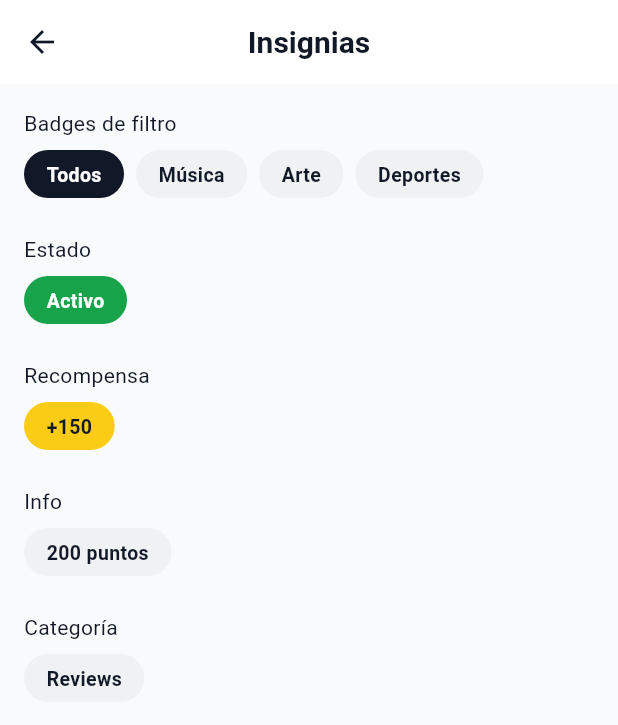
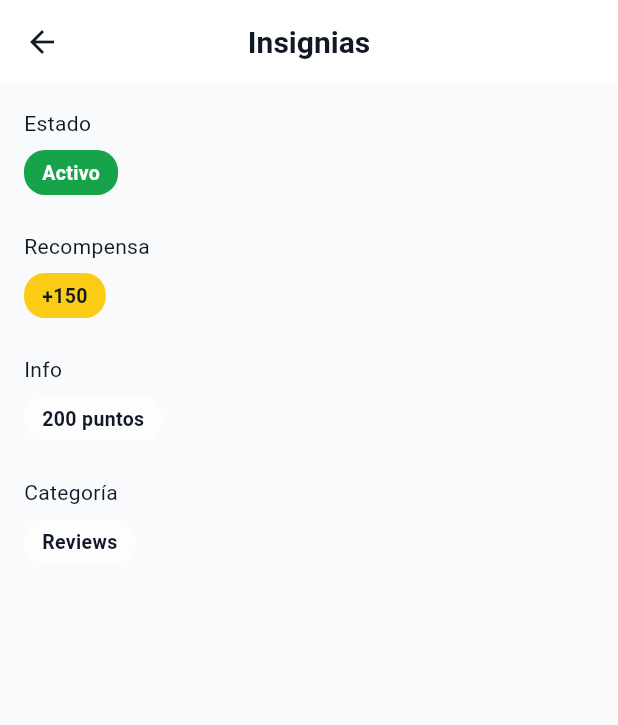
Before and after one commit to alexMartJu/PoiQuest_frontend_flutter, a Flutter app: the screen it shows after launch, after a tap on "Insignias", on a phone screen of 412 x 824 dp. Shown: the top 725 px of the screen. Run offline on Flutter 3.47's test engine with Material 3 defaults, Android fonts, the phone set to English and light mode, and no system bars; our stand-ins replace equatable, flutter_riverpod, shared_preferences.

Commit message:
Add filter chips + migrate badges & buttons to colorScheme theme

```diff
--- a/lib/app/theme/app_theme.dart
+++ b/lib/app/theme/app_theme.dart
@@ -16,7 +16,7 @@ class AppTheme {
     labelSmall: TextStyle(fontSize: 11, letterSpacing: 0.2),
   );
 
-  // ================== COLOR SCHEME (M3 SAFE) ==================
+  // ================== COLOR SCHEME ==================
   static ColorScheme _scheme(AppPalette p, Brightness brightness) {
     return ColorScheme(
       brightness: brightness,
@@ -49,7 +49,7 @@ class AppTheme {
   // ================== APP BAR THEME ==================
   static AppBarTheme _appBarTheme(ColorScheme c) {
     return AppBarTheme(
-      backgroundColor: c.surfaceContainerHigh, // Elevation layer
+      backgroundColor: c.surfaceContainerHigh,
       foregroundColor: c.onSurface,
       elevation: 0,
       centerTitle: true,
@@ -90,6 +90,29 @@ class AppTheme {
     );
   }
 
+  // ================== CHIP THEME ==================
+  static ChipThemeData _chipTheme(ColorScheme c) {
+    return ChipThemeData(
+      backgroundColor: c.surfaceContainer.withValues(alpha: 0.6),
+      selectedColor: c.primary,
+      checkmarkColor: c.onPrimary,
+      showCheckmark: false,
+      labelStyle: TextStyle(
+        fontWeight: FontWeight.w600,
+        color: c.onSurface,
+      ),
+      secondaryLabelStyle: TextStyle(
+        fontWeight: FontWeight.w600,
+        color: c.onPrimary,
+      ),
+      shape: RoundedRectangleBorder(
+        borderRadius: BorderRadius.circular(16),
+        side: BorderSide(color: c.outline.withValues(alpha: 0.6)),
+      ),
+      padding: const EdgeInsets.symmetric(horizontal: 12, vertical: 4),
+    );
+  }
+
   // ================== FINAL THEMES ==================
   static ThemeData light = ThemeData(
     useMaterial3: true,
@@ -100,6 +123,7 @@ class AppTheme {
     cardColor: appPaletteLight.surface,
     appBarTheme: _appBarTheme(_scheme(appPaletteLight, Brightness.light)),
     navigationBarTheme: _navTheme(_scheme(appPaletteLight, Brightness.light)),
+    chipTheme: _chipTheme(_scheme(appPaletteLight, Brightness.light)),
   );
 
   static ThemeData dark = ThemeData(
@@ -111,13 +135,14 @@ class AppTheme {
     cardColor: appPaletteDark.surface,
     appBarTheme: _appBarTheme(_scheme(appPaletteDark, Brightness.dark)),
     navigationBarTheme: _navTheme(_scheme(appPaletteDark, Brightness.dark)),
+    chipTheme: _chipTheme(_scheme(appPaletteDark, Brightness.dark)),
   );
 }
 
 // ================== TOKENS ==================
 extension AppColorTokens on ColorScheme {
   Color get success =>
-      brightness == Brightness.dark ? appPaletteDark.primary : appPaletteLight.primary;
+      brightness == Brightness.dark ? appPaletteDark.secondary : appPaletteLight.secondary;
 
   Color get onSuccess =>
       brightness == Brightness.dark ? appPaletteDark.onPrimary : appPaletteLight.onPrimary;
--- a/lib/catalog/catalog_page.dart
+++ b/lib/catalog/catalog_page.dart
@@ -4,6 +4,8 @@ import 'package:poiquest_frontend_flutter/catalog/demos/badges_demo.dart';
 import 'package:poiquest_frontend_flutter/features/preferences/presentation/pages/preferences_page.dart';
 import 'package:poiquest_frontend_flutter/core/l10n/app_localizations.dart';
 import 'package:poiquest_frontend_flutter/catalog/demos/navigation_demo.dart';
+import 'package:poiquest_frontend_flutter/catalog/demos/filter_chips_demo.dart';
+
 
 class CatalogPage extends StatelessWidget {
   const CatalogPage({super.key});
@@ -51,6 +53,16 @@ class CatalogPage extends StatelessWidget {
           ),
 
           ListTile(
+            title: Text(AppLocalizations.of(context)!.filterChipsDemo),
+            subtitle: Text(AppLocalizations.of(context)!.filterChipsSubtitle),
+            trailing: const Icon(Icons.chevron_right),
+            onTap: () => Navigator.push(
+              context,
+              MaterialPageRoute(builder: (_) => const FilterChipsDemo()),
+            ),
+          ),
+
+          ListTile(
             title: const Text('Navigation Demo'),
             subtitle: const Text('AppBar + NavigationBar'),
             trailing: const Icon(Icons.chevron_right),
--- a/lib/catalog/demos/badges_demo.dart
+++ b/lib/catalog/demos/badges_demo.dart
@@ -3,99 +3,63 @@ import 'package:poiquest_frontend_flutter/catalog/widgets/showcase_scaffold.dart
 import 'package:poiquest_frontend_flutter/core/widgets/app_badge.dart';
 import 'package:poiquest_frontend_flutter/core/l10n/app_localizations.dart';
 
-class BadgesDemo extends StatefulWidget {
+class BadgesDemo extends StatelessWidget {
   const BadgesDemo({super.key});
 
   @override
-  State<BadgesDemo> createState() => _BadgesDemoState();
-}
-
-class _BadgesDemoState extends State<BadgesDemo> {
-  String selectedFilter = '';
-
-  @override
   Widget build(BuildContext context) {
-    final filters = [
-      AppLocalizations.of(context)!.filterAll,
-      AppLocalizations.of(context)!.filterMusic,
-      AppLocalizations.of(context)!.filterArt,
-      AppLocalizations.of(context)!.filterSports,
-    ];
-
-    if (selectedFilter.isEmpty) {
-      selectedFilter = filters.first;
-    }
+    final l = AppLocalizations.of(context)!;
 
     return ShowcaseScaffold(
-      title: AppLocalizations.of(context)!.badgesDemo,
+      title: l.badgesDemo,
       body: ListView(
         padding: const EdgeInsets.all(16),
         children: [
-          // Filtros
-          Text(AppLocalizations.of(context)!.badgesFilterTitle),
+          Text(l.statusTitle),
           const SizedBox(height: 8),
           Wrap(
             spacing: 8,
-            children: filters.map((label) {
-              return AppBadge(
-                label: label,
-                variant: AppBadgeVariant.filter,
-                selected: selectedFilter == label,
-                onTap: () => setState(() => selectedFilter = label),
-              );
-            }).toList(),
+            runSpacing: 8,
+            children: [
+              AppBadge(label: l.active, variant: AppBadgeVariant.status),
+            ],
           ),
 
           const SizedBox(height: 24),
 
-          // Estado
-          Text(AppLocalizations.of(context)!.statusTitle),
+          Text(l.rewardTitle),
           const SizedBox(height: 8),
-          Align(
-            alignment: Alignment.centerLeft,
-            child: AppBadge(
-              label: AppLocalizations.of(context)!.active,
-              variant: AppBadgeVariant.status,
-            ),
+          // ignore: prefer_const_constructors
+          Wrap(
+            spacing: 8,
+            runSpacing: 8,
+            children: const [
+              AppBadge(label: '+150', variant: AppBadgeVariant.reward),
+            ],
           ),
 
           const SizedBox(height: 24),
 
-          // Recompensa
-          Text(AppLocalizations.of(context)!.rewardTitle),
+          Text(l.infoTitle),
           const SizedBox(height: 8),
-          const Align(
-            alignment: Alignment.centerLeft,
-            child: AppBadge(
-              label: '+150',
-              variant: AppBadgeVariant.reward,
-            ),
+          Wrap(
+            spacing: 8,
+            runSpacing: 8,
+            children: [
+              AppBadge(label: l.points(200), variant: AppBadgeVariant.info),
+            ],
           ),
 
           const SizedBox(height: 24),
 
-          // Información
-          Text(AppLocalizations.of(context)!.infoTitle),
+          Text(l.categoryTitle),
           const SizedBox(height: 8),
-          Align(
-            alignment: Alignment.centerLeft,
-            child: AppBadge(
-              label: AppLocalizations.of(context)!.points(200),
-              variant: AppBadgeVariant.info,
-            ),
-          ),
-
-          const SizedBox(height: 24),
-
-          // Categoría
-          Text(AppLocalizations.of(context)!.categoryTitle),
-          const SizedBox(height: 8),
-          Align(
-            alignment: Alignment.centerLeft,
-            child: AppBadge(
-              label: AppLocalizations.of(context)!.reviews,
-              variant: AppBadgeVariant.category,
-            ),
+          Wrap(
+            spacing: 8,
+            runSpacing: 8,
+            children: [
+              AppBadge(label: l.reviews, variant: AppBadgeVariant.category),
+            ],
           ),
         ],
       ),
--- a/lib/core/l10n/app_localizations.dart
+++ b/lib/core/l10n/app_localizations.dart
@@ -271,6 +271,24 @@ abstract class AppLocalizations {
   /// In es, this message translates to:
   /// **'{value, plural, =0{0 puntos} =1{1 punto} other{{value} puntos}}'**
   String points(num value);
+
+  /// Opción del menú para ver los chips de filtros
+  ///
+  /// In es, this message translates to:
+  /// **'Filtros'**
+  String get filterChipsDemo;
+
+  /// Subtítulo para la demo de chips de filtro
+  ///
+  /// In es, this message translates to:
+  /// **'Opciones de filtro seleccionables'**
+  String get filterChipsSubtitle;
+
+  /// Título encima de los chips de filtro
+  ///
+  /// In es, this message translates to:
+  /// **'Opciones de filtro'**
+  String get filterChipsTitle;
 }
 
 class _AppLocalizationsDelegate
--- a/lib/core/widgets/app_badge.dart
+++ b/lib/core/widgets/app_badge.dart
@@ -1,41 +1,34 @@
 import 'package:flutter/material.dart';
-import 'package:poiquest_frontend_flutter/app/theme/app_palette.dart';
+import 'package:poiquest_frontend_flutter/app/theme/app_theme.dart';
 
-enum AppBadgeVariant {
-  filter,
-  status,
-  reward,
-  info,
-  category,
-}
+enum AppBadgeVariant { status, reward, info, category }
 
 class AppBadge extends StatelessWidget {
   final String label;
   final AppBadgeVariant variant;
-  final bool selected;
-  final VoidCallback? onTap;
 
   const AppBadge({
     super.key,
     required this.label,
     required this.variant,
-    this.selected = false,
-    this.onTap,
   });
 
   @override
   Widget build(BuildContext context) {
-    final palette = appPaletteOf(context);
-    final (bg, fg, border) = _colorsForBadge(variant, palette, selected);
+    final c = Theme.of(context).colorScheme;
 
-    final badge = AnimatedContainer(
-      duration: const Duration(milliseconds: 180),
-      curve: Curves.easeInOut,
-      padding: const EdgeInsets.symmetric(horizontal: 14, vertical: 6),
+    final (bg, fg) = switch (variant) {
+      AppBadgeVariant.status => (c.success, c.onSuccess),
+      AppBadgeVariant.reward => (c.warning, c.onWarning),
+      AppBadgeVariant.info => (c.surfaceContainer.withValues(alpha: 0.6), c.textPrimary),
+      AppBadgeVariant.category => (c.surfaceContainer.withValues(alpha: 0.6), c.textPrimary),
+    };
+
+    return Container(
+      padding: const EdgeInsets.symmetric(horizontal: 12, vertical: 6),
       decoration: BoxDecoration(
         color: bg,
-        borderRadius: BorderRadius.circular(20),
-        border: Border.all(color: border, width: 1),
+        borderRadius: BorderRadius.circular(14),
       ),
       child: Text(
         label,
@@ -46,38 +39,5 @@ class AppBadge extends StatelessWidget {
         ),
       ),
     );
-
-    // Si es interactivo, lo hacemos clicable
-    return onTap != null
-        ? GestureDetector(onTap: onTap, child: badge)
-        : badge;
   }
 }
-
-// Función privada: lógica interna de colores
-(Color, Color, Color) _colorsForBadge(
-  AppBadgeVariant variant,
-  AppPalette palette,
-  bool selected,
-) {
-  return switch (variant) {
-    AppBadgeVariant.filter => selected
-        ? (palette.primary, palette.onPrimary, Colors.transparent)
-        : (palette.border.withValues(alpha: 0.5), palette.textPrimary,
-            Colors.transparent),
-    AppBadgeVariant.status =>
-        (palette.secondary, palette.onSecondary, Colors.transparent),
-    AppBadgeVariant.reward =>
-        (palette.warning, palette.onWarning, Colors.transparent),
-    AppBadgeVariant.info => (
-        palette.border.withValues(alpha: 0.5),
-        palette.textPrimary,
-        Colors.transparent,
-      ),
-    AppBadgeVariant.category => (
-        palette.border.withValues(alpha: 0.5),
-        palette.textPrimary,
-        Colors.transparent,
-      ),
-  };
-}
```
Also changed, not shown: lib/catalog/demos/filter_chips_demo.dart (added, +51 -0 lines), lib/core/l10n/app_en.arb (+16 -0 lines), lib/core/l10n/app_es.arb (+15 -0 lines), lib/core/l10n/app_localizations_en.dart (+9 -0 lines), lib/core/l10n/app_localizations_es.dart (+9 -0 lines), lib/core/widgets/app_button.dart (+21 -31 lines), lib/core/widgets/app_filter_chip.dart (added, +46 -0 lines).
